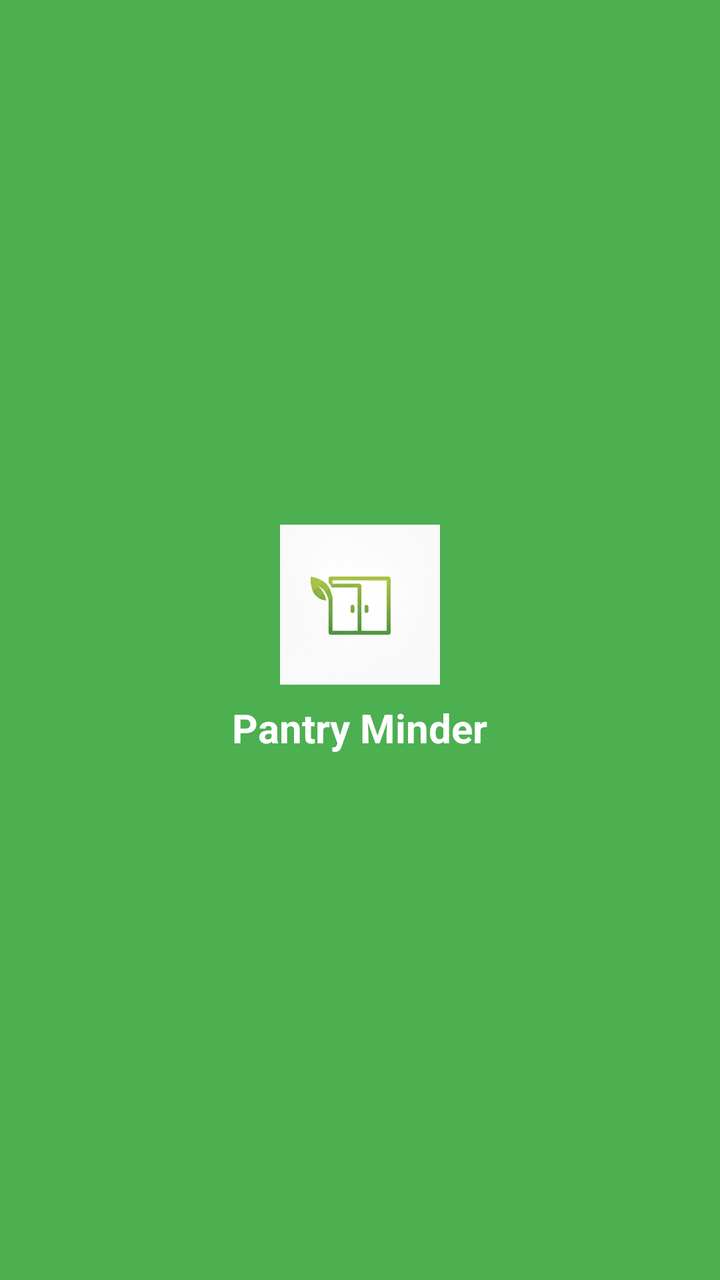
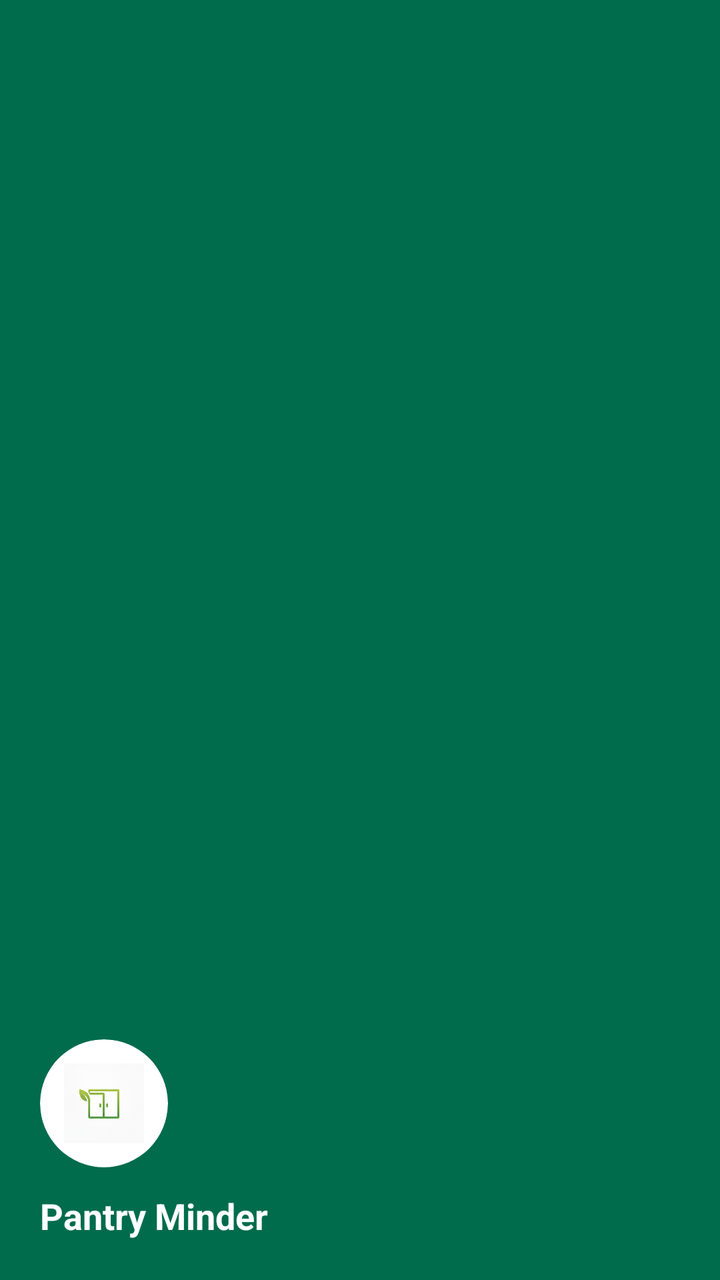

Screens rendered from an Android XML layout before and after an edit, with the pre-edit source and the edit as a unified diff.
<!-- AndroidManifest.xml: application theme Theme.PantryMinder -->
<!-- res/layout/nav_header.xml -->
<?xml version="1.0" encoding="utf-8"?>
<LinearLayout xmlns:android="http://schemas.android.com/apk/res/android"
    android:layout_width="match_parent"
    android:layout_height="wrap_content"
    android:background="#4CAF50"
    android:gravity="center"
    android:padding="16dp"
    android:orientation="vertical">

    <ImageView
        android:id="@+id/nav_header_logo"
        android:layout_width="80dp"
        android:layout_height="80dp"
        android:src="@drawable/pro"
        android:contentDescription="App Logo" />

    <TextView
        android:layout_width="wrap_content"
        android:layout_height="wrap_content"
        android:text="Pantry Minder"
        android:textColor="@android:color/white"
        android:textSize="20sp"
        android:textStyle="bold"
        android:layout_marginTop="8dp" />
</LinearLayout>
<!-- resources referenced by this layout -->
<resources>
  <!-- drawable pro: png bitmap (drawable, 336202 bytes) -->
  <style name="Theme.PantryMinder" parent="Theme.Material3.Light.NoActionBar">
          
          <item name="colorPrimary">#4CAF50</item>
          <item name="colorPrimaryDark">#388E3C</item>
          <item name="colorAccent">#4CAF50</item>
  
          
          <item name="android:windowBackground">#FFFFFF</item>
          <item name="android:navigationBarColor">#FFFFFF</item>
          <item name="android:statusBarColor">#388E3C</item>
  
          
          <item name="android:textColorPrimary">#212121</item>
          <item name="android:textColorSecondary">#757575</item>
  
          
          <item name="materialButtonStyle">@style/Widget.PantryMinder.Button</item>
          <item name="android:buttonStyle">@style/Widget.PantryMinder.Button</item>
      </style>
  <style name="Widget.PantryMinder.Button" parent="Widget.Material3.Button">
          <item name="backgroundTint">#4CAF50</item>
          <item name="android:textColor">#FFFFFF</item>
          <item name="cornerRadius">12dp</item>
      </style>
</resources>

<!-- the commit's change to res/layout/nav_header.xml (unified diff, before → after) -->
@@ -1,25 +1,36 @@
 <?xml version="1.0" encoding="utf-8"?>
 <LinearLayout xmlns:android="http://schemas.android.com/apk/res/android"
+    xmlns:app="http://schemas.android.com/apk/res-auto"
     android:layout_width="match_parent"
-    android:layout_height="wrap_content"
-    android:background="#4CAF50"
-    android:gravity="center"
-    android:padding="16dp"
-    android:orientation="vertical">
+    android:layout_height="180dp"
+    android:background="#006C4C"
+    android:gravity="bottom"
+    android:orientation="vertical"
+    android:padding="20dp">
 
-    <ImageView
-        android:id="@+id/nav_header_logo"
-        android:layout_width="80dp"
-        android:layout_height="80dp"
-        android:src="@drawable/pro"
-        android:contentDescription="App Logo" />
+    <com.google.android.material.card.MaterialCardView
+        android:layout_width="64dp"
+        android:layout_height="64dp"
+        app:cardBackgroundColor="#FFFFFF"
+        app:cardCornerRadius="32dp"
+        app:cardElevation="0dp"
+        app:strokeWidth="0dp">
+
+        <ImageView
+            android:id="@+id/nav_header_logo"
+            android:layout_width="match_parent"
+            android:layout_height="match_parent"
+            android:contentDescription="App Logo"
+            android:padding="12dp"
+            android:src="@drawable/pro" />
+    </com.google.android.material.card.MaterialCardView>
 
     <TextView
         android:layout_width="wrap_content"
         android:layout_height="wrap_content"
+        android:layout_marginTop="12dp"
         android:text="Pantry Minder"
-        android:textColor="@android:color/white"
-        android:textSize="20sp"
-        android:textStyle="bold"
-        android:layout_marginTop="8dp" />
+        android:textColor="#FFFFFF"
+        android:textSize="18sp"
+        android:textStyle="bold" />
 </LinearLayout>
<!-- resource entries referenced after the edit -->
@@ -2,6 +2,8 @@
 <resources>
   <!-- drawable pro: png bitmap (drawable, 336202 bytes) -->
   <style name="Theme.PantryMinder" parent="Theme.Material3.Light.NoActionBar">
+          <item name="android:fitsSystemWindows">true</item>
+          <item name="android:windowLightStatusBar">false</item>
           
           <item name="colorPrimary">#4CAF50</item>
           <item name="colorPrimaryDark">#388E3C</item>
